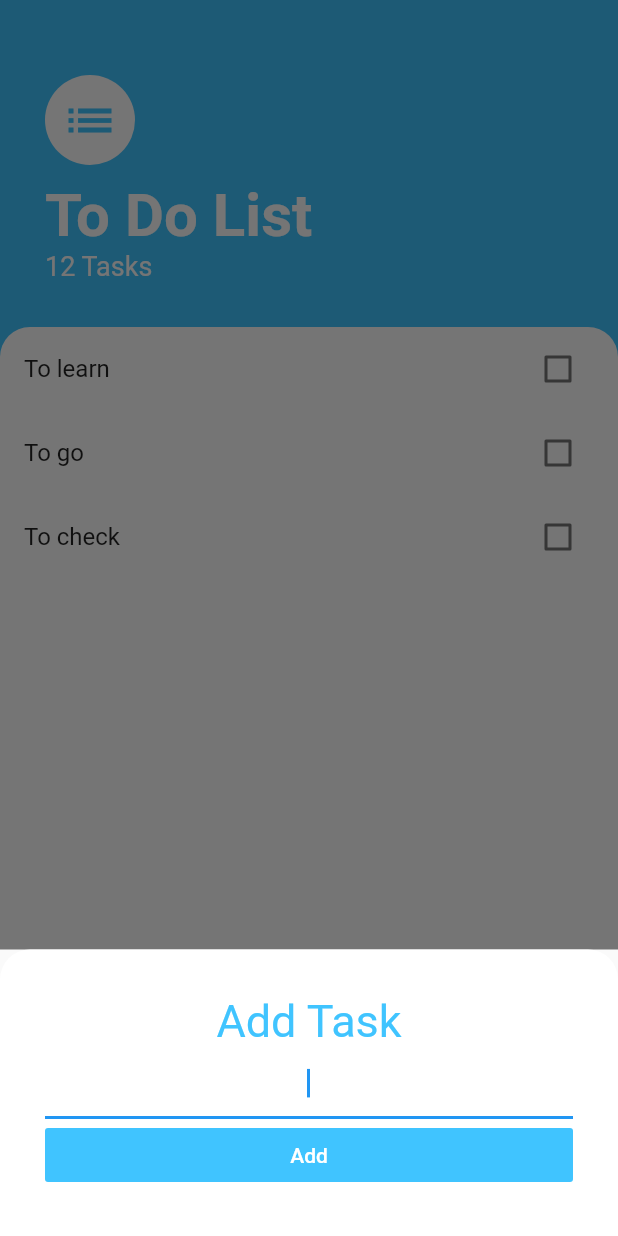
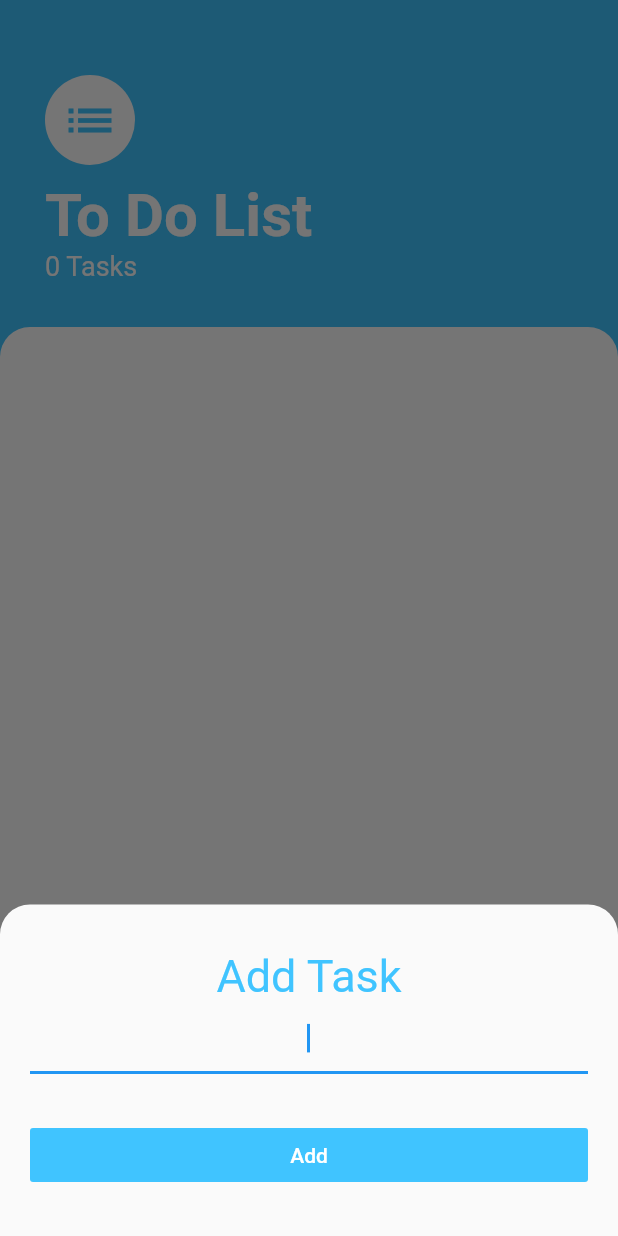
Before and after one commit to thidaswezin1/TasksToDoFlutter, a Flutter app: the screen it shows after launch, after a tap on the "add" icon, on a phone screen of 412 x 824 dp. Run offline on Flutter 3.47's test engine with Material 2 defaults, Android fonts, the phone set to English and light mode, and no system bars.

Commit message:
Finish => Add New Task

```diff
--- /dev/null
+++ b/lib/model/Task.dart
@@ -0,0 +1,9 @@
+class Task{
+  final String name;
+  bool isDone;
+  Task({this.name,this.isDone = false});
+
+  void toggleDone(){
+    isDone = !isDone;
+  }
+}
--- a/lib/screens/add_task_screen.dart
+++ b/lib/screens/add_task_screen.dart
@@ -1,16 +1,14 @@
 import 'package:flutter/material.dart';
 class AddTaskScreen extends StatelessWidget {
+  final Function addTaskCallback;
+  AddTaskScreen({this.addTaskCallback});
+
+  String taskTitle;
   @override
   Widget build(BuildContext context) {
     return Container(
-        padding: const EdgeInsets.all(30),
-        decoration: BoxDecoration(
-          color: Colors.white,
-          borderRadius: BorderRadius.only(
-            topRight: Radius.circular(20),
-            topLeft: Radius.circular(20)
-          )
-        ),
+       padding: EdgeInsets.only(
+         top: 30,left: 20,right: 20,bottom: 30),
         child: Column(
           crossAxisAlignment: CrossAxisAlignment.stretch,
           children: <Widget>[
@@ -25,7 +23,12 @@ class AddTaskScreen extends StatelessWidget {
             TextField(
               autofocus: true,
               textAlign: TextAlign.center,
-
+              onChanged: (newValue){
+                taskTitle = newValue;
+              },
+            ),
+            SizedBox(
+              height: 30,
             ),
             FlatButton(
               child: Text('Add',
@@ -34,7 +37,8 @@ class AddTaskScreen extends StatelessWidget {
               ),),
               color: Colors.lightBlueAccent,
               onPressed: (){
-
+                print(taskTitle);
+                addTaskCallback(taskTitle);
               },
             )
           ],
--- a/lib/screens/tasks_screen.dart
+++ b/lib/screens/tasks_screen.dart
@@ -1,5 +1,6 @@
 import 'package:flutter/material.dart';
 import 'package:flutter/rendering.dart';
+import 'package:work_list/model/Task.dart';
 import 'package:work_list/screens/add_task_screen.dart';
 import 'package:work_list/widgets/task_list.dart';
 class TasksScreen extends StatefulWidget {
@@ -8,14 +9,8 @@ class TasksScreen extends StatefulWidget {
 }
 
 class _TasksScreenState extends State<TasksScreen> {
-  Widget buildBottomSheet(BuildContext context) =>
-     Container(
 
-    );
-
-
-
-
+  List<Task> tasks = [];
 
   @override
   Widget build(BuildContext context) {
@@ -25,13 +20,24 @@ class _TasksScreenState extends State<TasksScreen> {
         child: Icon(Icons.add),
         onPressed: (){
           showModalBottomSheet(
+            shape: RoundedRectangleBorder(
+                borderRadius: BorderRadius.only(
+                    topRight: Radius.circular(20),
+                    topLeft: Radius.circular(20)
+                )
+            ),
               context: context,
               isScrollControlled: true,
               builder: (context)=>SingleChildScrollView(
                 child: Container(
-                    padding: EdgeInsets.only(
-                        bottom: MediaQuery.of(context).viewInsets.bottom),
-                    child: AddTaskScreen()),
+                  padding: EdgeInsets.only(
+                      bottom: MediaQuery.of(context).viewInsets.bottom),
+                    child: AddTaskScreen(addTaskCallback: (newValue){
+                      setState(() {
+                        tasks.add(Task(name: newValue));
+                      });
+                      Navigator.pop(context);
+                    },)),
               ));
         },
       ),
@@ -63,7 +69,7 @@ class _TasksScreenState extends State<TasksScreen> {
                     ),
                   ),
                   Text(
-                    '12 Tasks',
+                    '${tasks.length} Tasks',
                     style: TextStyle(
                         color: Colors.white,
                         fontSize: 18
@@ -81,7 +87,7 @@ class _TasksScreenState extends State<TasksScreen> {
                     topRight: Radius.circular(20)
                   )
                 ),
-                child: TaskList(),
+                child: TaskList(tasks: tasks),
               ),
             )
           ],
--- a/lib/widgets/task_list.dart
+++ b/lib/widgets/task_list.dart
@@ -1,15 +1,29 @@
 import 'package:flutter/material.dart';
+import 'package:work_list/model/Task.dart';
 import 'package:work_list/widgets/task_tile.dart';
-class TaskList extends StatelessWidget {
+class TaskList extends StatefulWidget {
+  final List<Task> tasks;
+  TaskList({this.tasks});
 
   @override
+  _TaskListState createState() => _TaskListState();
+}
+
+class _TaskListState extends State<TaskList> {
+  @override
   Widget build(BuildContext context) {
-    return ListView(
-      children: <Widget>[
-        TaskTile(task: 'To learn',),
-        TaskTile(task: 'To go',),
-        TaskTile(task: 'To check',)
-      ],
-    );
+    return ListView.builder(
+        itemCount: widget.tasks.length,
+        itemBuilder: (context,index){
+          return TaskTile(
+            taskTitle: widget.tasks[index].name,
+            isChecked: widget.tasks[index].isDone,
+            checkBoxCallback: (value){
+              setState(() {
+                widget.tasks[index].toggleDone();
+              });
+            },
+          );
+        });
   }
 }
--- a/lib/widgets/task_tile.dart
+++ b/lib/widgets/task_tile.dart
@@ -1,18 +1,59 @@
 import 'package:flutter/material.dart';
-class TaskTile extends StatelessWidget {
-  final String task;
-  const TaskTile({this.task});
+/*
+class TaskTile extends StatefulWidget {
+  @override
+  _TaskTileState createState() => _TaskTileState();
+}
 
+class _TaskTileState extends State<TaskTile> {
+  bool isChecked = false;
   @override
   Widget build(BuildContext context) {
     return ListTile(
-      title: Text(task),
-      trailing: Checkbox(
-        value: false,
-        onChanged: (val){
-
+      title: Text('This is a task.',
+      style: TextStyle(decoration: isChecked?TextDecoration.lineThrough:null),),
+      trailing: CheckBoxWidget(
+        isCheck: isChecked,
+        checkBoxCallBack: (bool checkValue){
+          setState(() {
+            isChecked = checkValue;
+          });
         },
       ),
     );
   }
 }
+
+class CheckBoxWidget extends StatelessWidget {
+  final bool isCheck;
+  final Function checkBoxCallBack;
+  const CheckBoxWidget({this.isCheck,this.checkBoxCallBack});
+
+  @override
+  Widget build(BuildContext context) {
+    return Checkbox(
+      value: isCheck,
+      onChanged: checkBoxCallBack,
+    );
+  }
+}*/
+
+class TaskTile extends StatelessWidget {
+  final bool isChecked;
+  final String taskTitle;
+  final Function checkBoxCallback;
+  TaskTile({this.isChecked,this.taskTitle,this.checkBoxCallback});
+
+  @override
+  Widget build(BuildContext context) {
+    return ListTile(
+      title: Text(taskTitle,
+        style: TextStyle(decoration: isChecked?TextDecoration.lineThrough:null),),
+      trailing: Checkbox(
+        activeColor: Colors.lightBlueAccent,
+        value: isChecked,
+        onChanged: checkBoxCallback,
+      ),
+    );
+  }
+}
```
